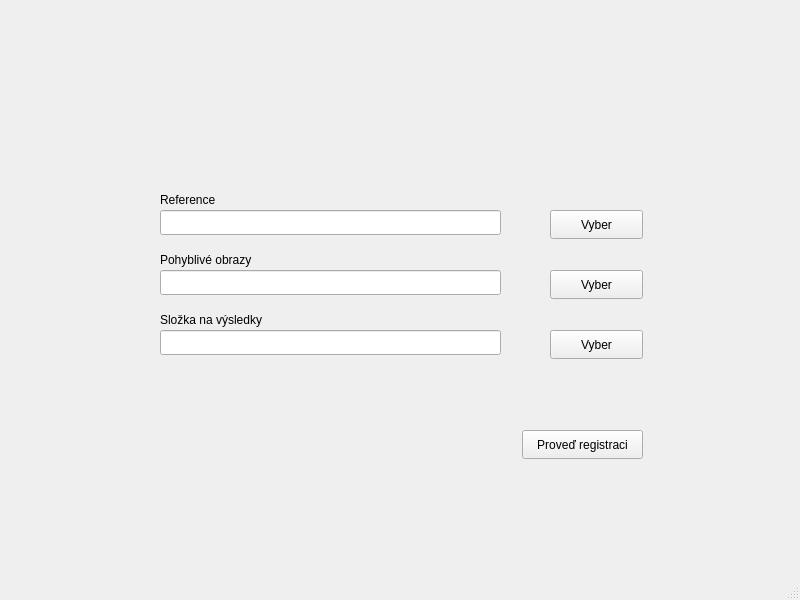
Above: ui/register_datasets.ui from dslavicek/registration_with_gui before the change. Below: the same form after it.
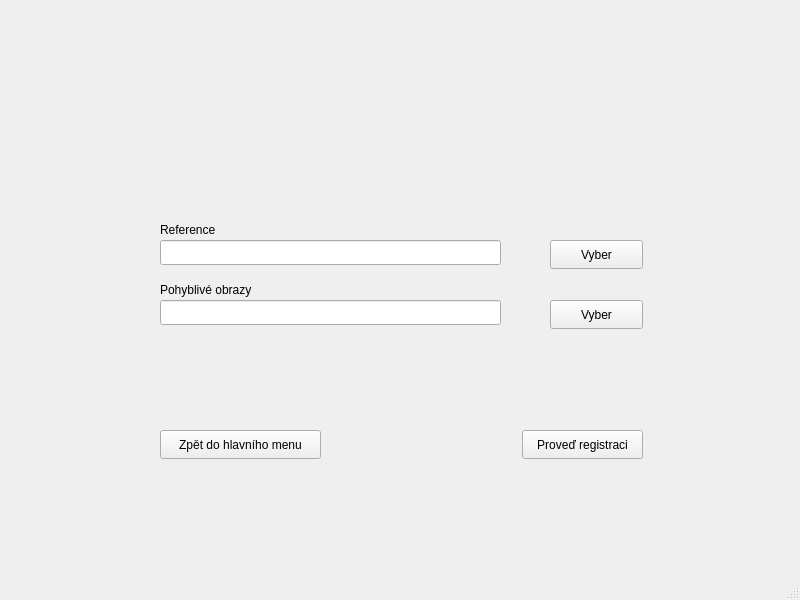
That is the form after the change.

The edit to the form file:
```diff
--- a/ui/register_datasets.ui
+++ b/ui/register_datasets.ui
@@ -18,7 +18,7 @@
     <property name="geometry">
      <rect>
       <x>160</x>
-      <y>250</y>
+      <y>280</y>
       <width>131</width>
       <height>20</height>
      </rect>
@@ -44,7 +44,7 @@
     <property name="geometry">
      <rect>
       <x>160</x>
-      <y>270</y>
+      <y>300</y>
       <width>341</width>
       <height>25</height>
      </rect>
@@ -54,7 +54,7 @@
     <property name="geometry">
      <rect>
       <x>160</x>
-      <y>210</y>
+      <y>240</y>
       <width>341</width>
       <height>25</height>
      </rect>
@@ -64,7 +64,7 @@
     <property name="geometry">
      <rect>
       <x>160</x>
-      <y>190</y>
+      <y>220</y>
       <width>111</width>
       <height>20</height>
      </rect>
@@ -77,7 +77,7 @@
     <property name="geometry">
      <rect>
       <x>550</x>
-      <y>270</y>
+      <y>300</y>
       <width>93</width>
       <height>29</height>
      </rect>
@@ -90,7 +90,7 @@
     <property name="geometry">
      <rect>
       <x>550</x>
-      <y>210</y>
+      <y>240</y>
       <width>93</width>
       <height>29</height>
      </rect>
@@ -99,40 +99,17 @@
      <string>Vyber</string>
     </property>
    </widget>
-   <widget class="QLineEdit" name="output_line_edit">
+   <widget class="QPushButton" name="main_menu">
     <property name="geometry">
      <rect>
       <x>160</x>
-      <y>330</y>
-      <width>341</width>
-      <height>25</height>
-     </rect>
-    </property>
-   </widget>
-   <widget class="QPushButton" name="select_output">
-    <property name="geometry">
-     <rect>
-      <x>550</x>
-      <y>330</y>
-      <width>93</width>
+      <y>430</y>
+      <width>161</width>
       <height>29</height>
      </rect>
     </property>
     <property name="text">
-     <string>Vyber</string>
-    </property>
-   </widget>
-   <widget class="QLabel" name="label_3">
-    <property name="geometry">
-     <rect>
-      <x>160</x>
-      <y>310</y>
-      <width>131</width>
-      <height>20</height>
-     </rect>
-    </property>
-    <property name="text">
-     <string>Složka na výsledky</string>
+     <string>Zpět do hlavního menu</string>
     </property>
    </widget>
   </widget>
```
Left out of the diff: 2 changed lines with no effect on the pictures.
